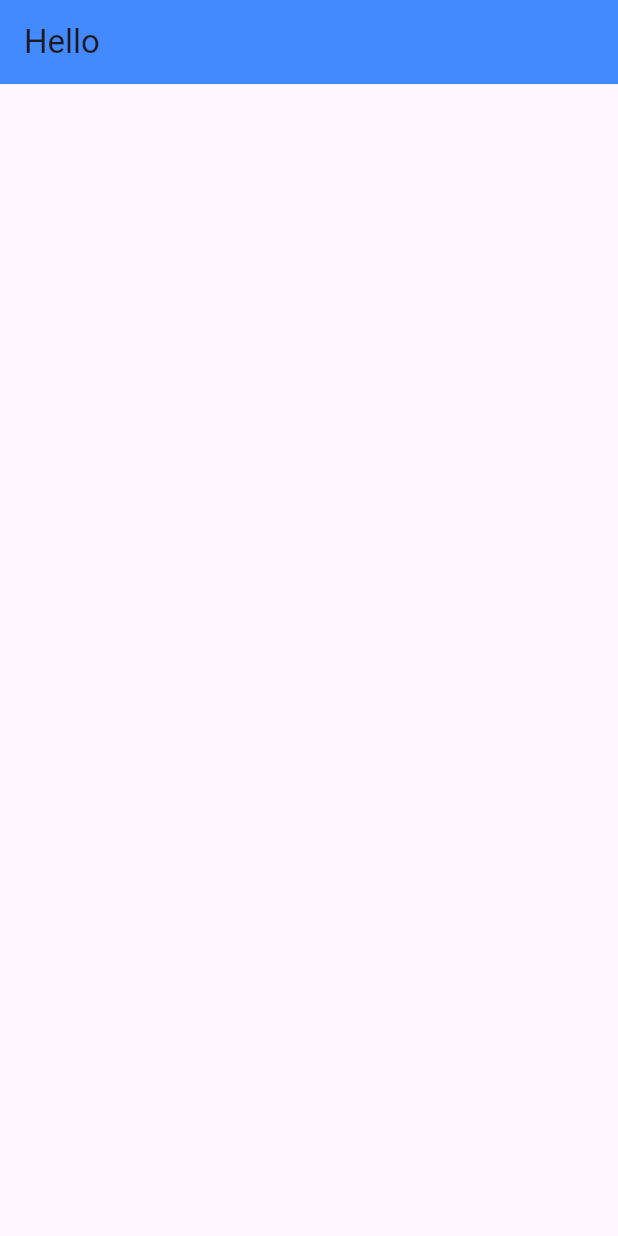
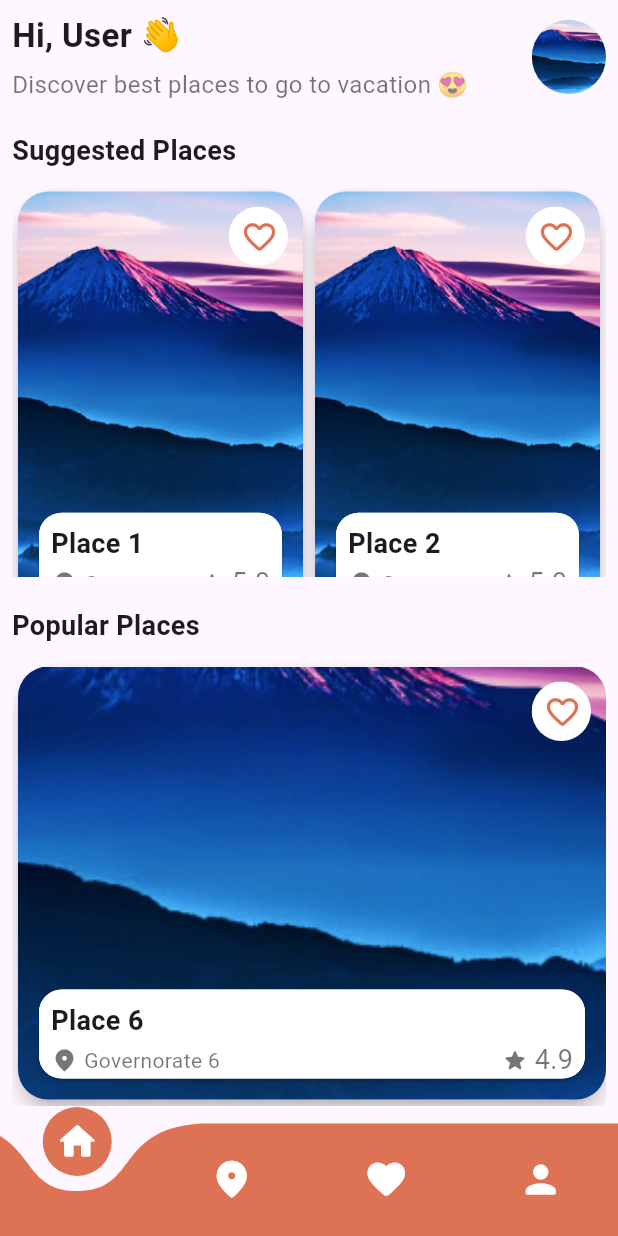
Before and after one commit to HaneenEhdaa/TouristGuide-FlutterApp, a Flutter app: the screen it shows after launch, on a phone screen of 412 x 824 dp. Run offline on Flutter 3.47's test engine with Material 3 defaults, Android fonts, the phone set to English and light mode, and no system bars; drawn by our look-alikes of curved_navigation_bar.

Commit message:
Add HomeScreen and PlacesScreen

```diff
--- a/tourist_guide/lib/core/colors/colors.dart
+++ b/tourist_guide/lib/core/colors/colors.dart
@@ -1,3 +1,8 @@
 import 'package:flutter/material.dart';
 
 const Color kMainColor = Color(0xFFDE7254);
+const Color kWhite = Color(0xFFFFFFFF);
+const Color kBlack = Color(0x00000000);
+const Color kLightBlack = Color(0x89000000);
+const Color kGrey = Color(0xFFD6D6D6);
+const Color kLightGrey = Color(0xFFFAFAFA);
--- /dev/null
+++ b/tourist_guide/lib/core/widgets/landmark_card.dart
@@ -0,0 +1,177 @@
+import 'package:flutter/material.dart';
+import 'package:tourist_guide/core/colors/colors.dart';
+import 'package:tourist_guide/core/utils/size_config.dart';
+import 'package:tourist_guide/data/models/landmark_model.dart';
+
+class LandmarkCard extends StatefulWidget {
+  final LandMark place;
+  const LandmarkCard({super.key, required this.place});
+
+  @override
+  State<LandmarkCard> createState() => _LandmarkCardState();
+}
+
+class _LandmarkCardState extends State<LandmarkCard> {
+  @override
+  Widget build(BuildContext context) {
+    return SizedBox(
+      width: SizeConfig.screenWidth! - 12,
+      height: SizeConfig.defaultSize! * 36,
+      child: Card(
+        elevation: 5,
+        shape: RoundedRectangleBorder(borderRadius: BorderRadius.circular(25)),
+        child: Stack(
+          children: [
+            _cardImg(widget.place.imgPath),
+            Padding(
+              padding: const EdgeInsets.all(10.0),
+              child: Column(
+                mainAxisAlignment: MainAxisAlignment.spaceBetween,
+                children: [
+                  _favorite(widget.place.id, widget.place.fav),
+                  const Expanded(child: SizedBox()),
+                  _aboutPlace(
+                    widget.place.name,
+                    widget.place.governorate,
+                    widget.place.rate,
+                  ),
+                ],
+              ),
+            )
+          ],
+        ),
+      ),
+    );
+  }
+
+// Displays the image of the place inside a ClipRRect widget with a rounded border.
+// Tapping on the image navigates to the place details page.
+  Widget _cardImg(String imgPath) {
+    return InkWell(
+      onTap: () {
+        // Get.toNamed('/details', arguments: widget.place);
+      },
+      child: ClipRRect(
+        borderRadius: BorderRadius.circular(20),
+        child: Image.asset(
+          imgPath,
+          height: SizeConfig.defaultSize! * 36,
+          width: SizeConfig.screenWidth! - 8,
+          fit: BoxFit.cover,
+        ),
+      ),
+    );
+  }
+
+// Displays the favorite icon, allowing users to mark/unmark a place as a favorite.
+// Updates the favorite status both in the local list and in shared preferences.
+  Widget _favorite(String placeId, bool fav) {
+    return Row(
+      mainAxisAlignment: MainAxisAlignment.end,
+      children: [
+        const Expanded(child: SizedBox()),
+        ClipOval(
+          child: Container(
+            width: SizeConfig.defaultSize! * 4,
+            height: SizeConfig.defaultSize! * 4,
+            decoration: detailsBoxTheme(15),
+            child: IconButton(
+              icon: Icon(
+                fav ? Icons.favorite_rounded : Icons.favorite_border_rounded,
+                size: 25,
+              ),
+              color: kMainColor,
+              onPressed: () {
+                // setState(() {
+                //   kPlaces[int.parse(placeId)].fav = !fav;
+                //   //
+                //   List<String> favPlaces = SharedPrefs().getFavPlaces();
+                //   !fav ? favPlaces.add(placeId) : favPlaces.remove(placeId);
+                //   SharedPrefs().setFavPlaces(ids: favPlaces);
+                // });
+              },
+            ),
+          ),
+        ),
+      ],
+    );
+  }
+
+// Displays the name, governorate, and rating of the place in a card format,
+// with appropriate icons for location and rating.
+  Widget _aboutPlace(String name, String gov, String rate) {
+    debugPrint('name: $name, gov: $gov, rate: $rate');
+    return Card(
+      shape: RoundedRectangleBorder(borderRadius: BorderRadius.circular(15)),
+      child: Container(
+        height: SizeConfig.defaultSize! * 6,
+        // width: SizeConfig.defaultSize! * 22,
+        width: SizeConfig.screenWidth! - 12,
+        decoration: detailsBoxTheme(15),
+        padding: const EdgeInsets.all(8),
+        child: Column(
+          crossAxisAlignment: CrossAxisAlignment.start,
+          mainAxisAlignment: MainAxisAlignment.spaceBetween,
+          children: [
+            Text(
+              name,
+              style: const TextStyle(
+                fontSize: 18,
+                fontWeight: FontWeight.bold,
+                overflow: TextOverflow.ellipsis,
+              ),
+            ),
+            Row(
+              mainAxisAlignment: MainAxisAlignment.spaceBetween,
+              children: [
+                Flexible(
+                  child: Row(
+                    children: [
+                      const Icon(
+                        Icons.place_rounded,
+                        color: kLightBlack,
+                        size: 18,
+                      ),
+                      const SizedBox(width: 4),
+                      Expanded(
+                        child: Text(
+                          gov,
+                          style: const TextStyle(
+                            fontSize: 14,
+                            color: kLightBlack,
+                            overflow: TextOverflow.ellipsis,
+                          ),
+                        ),
+                      ),
+                    ],
+                  ),
+                ),
+                Row(
+                  children: [
+                    const Icon(
+                      Icons.star_rounded,
+                      color: kLightBlack,
+                      size: 18,
+                    ),
+                    const SizedBox(width: 4),
+                    Text(
+                      rate,
+                      style: const TextStyle(fontSize: 18, color: kLightBlack),
+                    ),
+                  ],
+                )
+              ],
+            )
+          ],
+        ),
+      ),
+    );
+  }
+
+  BoxDecoration detailsBoxTheme(double borderRadius) {
+    return BoxDecoration(
+      borderRadius: BorderRadius.circular(borderRadius),
+      color: kWhite,
+    );
+  }
+}
--- /dev/null
+++ b/tourist_guide/lib/data/models/landmark_model.dart
@@ -0,0 +1,28 @@
+class LandMark {
+  late String id;
+  late String imgPath;
+  late String name;
+  late String governorate;
+  late String rate;
+  late bool fav;
+
+// Constructor to create a Place object from a list of shared preferences data.
+  LandMark({
+    required this.id,
+    required this.imgPath,
+    required this.name,
+    required this.governorate,
+    required this.rate,
+    required this.fav,
+  });
+
+// Maps the data fields like name, governorate, rate, and fav from the list.
+  LandMark.fromSharedPrefs(List<String> userData) {
+    name = userData[0];
+    name = userData[0];
+    name = userData[1];
+    governorate = userData[2];
+    rate = userData[3];
+    fav = false;
+  }
+}
--- a/tourist_guide/lib/main.dart
+++ b/tourist_guide/lib/main.dart
@@ -1,4 +1,6 @@
 import 'package:flutter/material.dart';
+import 'package:tourist_guide/core/utils/size_config.dart';
+import 'package:tourist_guide/ui/home/home.dart';
 
 void main() {
   runApp(const MyApp());
@@ -9,14 +11,11 @@ class MyApp extends StatelessWidget {
 
   @override
   Widget build(BuildContext context) {
+    SizeConfig().init(context);
+
     return MaterialApp(
       debugShowCheckedModeBanner: false,
-      home: Scaffold(
-        appBar: AppBar(
-          backgroundColor: Colors.blueAccent,
-          title: Text("Hello"),
-        ),
-      ),
+      home: const HomeScreen(),
     );
   }
 }
--- /dev/null
+++ b/tourist_guide/lib/ui/home/home.dart
@@ -0,0 +1,76 @@
+import 'package:curved_navigation_bar/curved_navigation_bar.dart';
+import 'package:flutter/material.dart';
+import 'package:tourist_guide/core/colors/colors.dart';
+import 'package:tourist_guide/ui/landmarks/places_screen.dart';
+
+class HomeScreen extends StatefulWidget {
+  const HomeScreen({super.key});
+
+  @override
+  State<HomeScreen> createState() => _HomeScreenState();
+}
+
+class _HomeScreenState extends State<HomeScreen> {
+  int pageIndex = 0;
+  final PageController _pageController = PageController();
+
+// Constructs the Home screen UI, which includes a body with
+// a PageView and a bottom curved navigation bar.
+  @override
+  Widget build(BuildContext context) {
+    return Scaffold(
+      body: _body(),
+      bottomNavigationBar: _curvedNavBar(),
+    );
+  }
+
+// Creates a PageView widget that allows the user to swipe between
+// different screens (Places, Gov, Fav, and Profile) with a controlled navigation.
+  Widget _body() {
+    return PageView(
+      controller: _pageController,
+      physics: const NeverScrollableScrollPhysics(),
+      children: const [
+        PlacesScreen(),
+        // GovScreen(),
+        // FavScreen(),
+        // ProfileScreen()
+      ],
+    );
+  }
+
+// Builds the curved navigation bar with icons for different screens. It allows
+// the user to switch between screens using a tap, and it animates the page transition.
+  _curvedNavBar() {
+    return CurvedNavigationBar(
+      index: pageIndex,
+      backgroundColor: Colors.transparent,
+      color: kMainColor,
+      items: const [
+        Icon(Icons.home_rounded, size: 30, color: kWhite),
+        Icon(Icons.place_rounded, size: 30, color: kWhite),
+        Icon(Icons.favorite_rounded, size: 30, color: kWhite),
+        Icon(Icons.person_rounded, size: 30, color: kWhite),
+      ],
+      onTap: (index) {
+        _pageController.animateToPage(
+          index,
+          duration: const Duration(milliseconds: 300),
+          curve: Curves.bounceInOut,
+        );
+
+        setState(() {
+          pageIndex = index;
+        });
+      },
+    );
+  }
+
+// Disposes of the PageController when the HomeScreen is removed from the
+// widget tree to free up resources.
+  @override
+  void dispose() {
+    _pageController.dispose();
+    super.dispose();
+  }
+}
--- /dev/null
+++ b/tourist_guide/lib/ui/landmarks/places_screen.dart
@@ -0,0 +1,194 @@
+import 'package:flutter/material.dart';
+import 'package:tourist_guide/core/colors/colors.dart';
+import 'package:tourist_guide/core/utils/size_config.dart';
+import 'package:tourist_guide/core/widgets/landmark_card.dart';
+import 'package:tourist_guide/data/models/landmark_model.dart';
+
+class PlacesScreen extends StatelessWidget {
+  const PlacesScreen({super.key});
+
+  static List<LandMark> kLandmarks = [
+    LandMark(
+      id: '0',
+      imgPath: 'assets/images/card_bg.png',
+      name: 'Place 1',
+      governorate: 'Gocernorate 1',
+      rate: '5.0',
+      fav: false,
+    ),
+    LandMark(
+      id: '1',
+      imgPath: 'assets/images/card_bg.png',
+      name: 'Place 2',
+      governorate: 'Governorate 2',
+      rate: '5.0',
+      fav: false,
+    ),
+    LandMark(
+      id: '2',
+      imgPath: 'assets/images/card_bg.png',
+      name: 'Place 3',
+      governorate: 'Governorate 3',
+      rate: '4.8',
+      fav: false,
+    ),
+    LandMark(
+      id: '3',
+      imgPath: 'assets/images/card_bg.png',
+      name: 'Place 4',
+      governorate: 'Governorate 4',
+      rate: '4.9',
+      fav: false,
+    ),
+    LandMark(
+      id: '4',
+      imgPath: 'assets/images/card_bg.png',
+      name: 'Place 5',
+      governorate: 'Governorate 5',
+      rate: '4.9',
+      fav: false,
+    ),
+    LandMark(
+      id: '5',
+      imgPath: 'assets/images/card_bg.png',
+      name: 'Place 6',
+      governorate: 'Governorate 6',
+      rate: '4.9',
+      fav: false,
+    ),
+  ];
+
+// The main UI of the PlacesScreen is built with padding and two main components:
+// the header and body. The header displays a personalized greeting, and the body
+// contains two sections for places.
+  @override
+  Widget build(BuildContext context) {
+    return Scaffold(
+      body: Padding(
+        padding: const EdgeInsets.all(8.0),
+        child: Column(
+          children: [_header(), _body()],
+        ),
+      ),
+    );
+  }
+
+// Displays a greeting message with the user's first name retrieved from shared preferences.
+// Displays the user's profile picture. If no image path is saved, a default logo image is shown.
+  Widget _header() {
+    return SafeArea(
+      child: Row(
+        mainAxisAlignment: MainAxisAlignment.spaceBetween,
+        children: [
+          Column(
+            crossAxisAlignment: CrossAxisAlignment.start,
+            children: [
+              Text(
+                'Hi, User 👋',
+                style: const TextStyle(
+                  fontSize: 22,
+                  fontWeight: FontWeight.bold,
+                ),
+              ),
+              SizeConfig().vSpace(0.5),
+              Text(
+                'Discover best places to go to vacation 😍',
+                style: const TextStyle(fontSize: 16, color: kLightBlack),
+              ),
+            ],
+          ),
+          ClipOval(
+            child: Container(
+              height: SizeConfig.defaultSize! * 5,
+              width: SizeConfig.defaultSize! * 5,
+              color: kGrey,
+              child: Image.asset(
+                'assets/images/card_bg.png',
+                fit: BoxFit.fill,
+              ),
+            ),
+          )
+        ],
+      ),
+    );
+  }
+
+// The body contains two main sections: suggested places and popular places.
+  Widget _body() {
+    return Expanded(
+      child: Column(
+        children: [
+          _suggestedkPlaces(),
+          _popularPlaces(),
+        ],
+      ),
+    );
+  }
+
+// Displays a list of suggested places in a grid. It uses a GridView.builder to
+// show the places in a 2-column grid. Each place is shown using the PlaceCard widget.
+  Widget _suggestedkPlaces() {
+    return Expanded(
+      child: Column(
+        crossAxisAlignment: CrossAxisAlignment.start,
+        mainAxisAlignment: MainAxisAlignment.start,
+        children: [
+          SizeConfig().vSpace(2),
+          Text(
+            'Suggested Places',
+            style: const TextStyle(
+              fontSize: 18,
+              fontWeight: FontWeight.bold,
+            ),
+          ),
+          SizeConfig().vSpace(1),
+          Expanded(
+            child: GridView.builder(
+              padding: EdgeInsets.zero,
+              itemCount: kLandmarks.length ~/ 2,
+              gridDelegate: const SliverGridDelegateWithFixedCrossAxisCount(
+                crossAxisCount: 2,
+                childAspectRatio: 0.67,
+              ),
+              itemBuilder: (context, index) =>
+                  LandmarkCard(place: kLandmarks[index]),
+            ),
+          ),
+        ],
+      ),
+    );
+  }
+
+// Displays a list of popular places (which is the reverse order of kPlaces) in
+// a horizontal scrolling list. The PlaceCard widget is used for each place in the list.
+  Widget _popularPlaces() {
+    List<LandMark> popularPlaces = kLandmarks.reversed.toList();
+    return Column(
+      crossAxisAlignment: CrossAxisAlignment.start,
+      mainAxisAlignment: MainAxisAlignment.start,
+      children: [
+        SizeConfig().vSpace(2),
+        Text(
+          'Popular Places',
+          style: const TextStyle(
+            fontSize: 18,
+            fontWeight: FontWeight.bold,
+          ),
+        ),
+        SizeConfig().vSpace(1),
+        SizedBox(
+          height: SizeConfig.defaultSize! * 30,
+          width: double.infinity,
+          child: ListView.builder(
+            scrollDirection: Axis.horizontal,
+            itemCount: (kLandmarks.length) - (kLandmarks.length ~/ 2),
+            itemBuilder: (context, index) {
+              return LandmarkCard(place: popularPlaces[index]);
+            },
+          ),
+        ),
+        SizeConfig().vSpace(0.4),
+      ],
+    );
+  }
+}
```
Also changed, not shown: tourist_guide/assets/images/card_bg.png (added).
